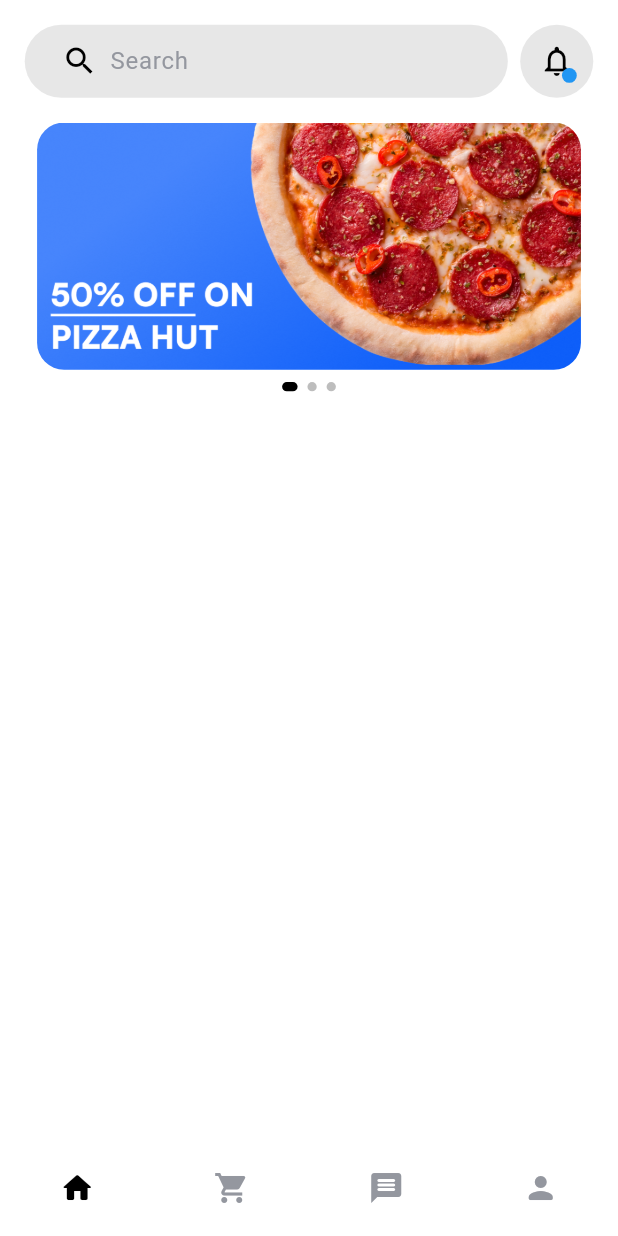
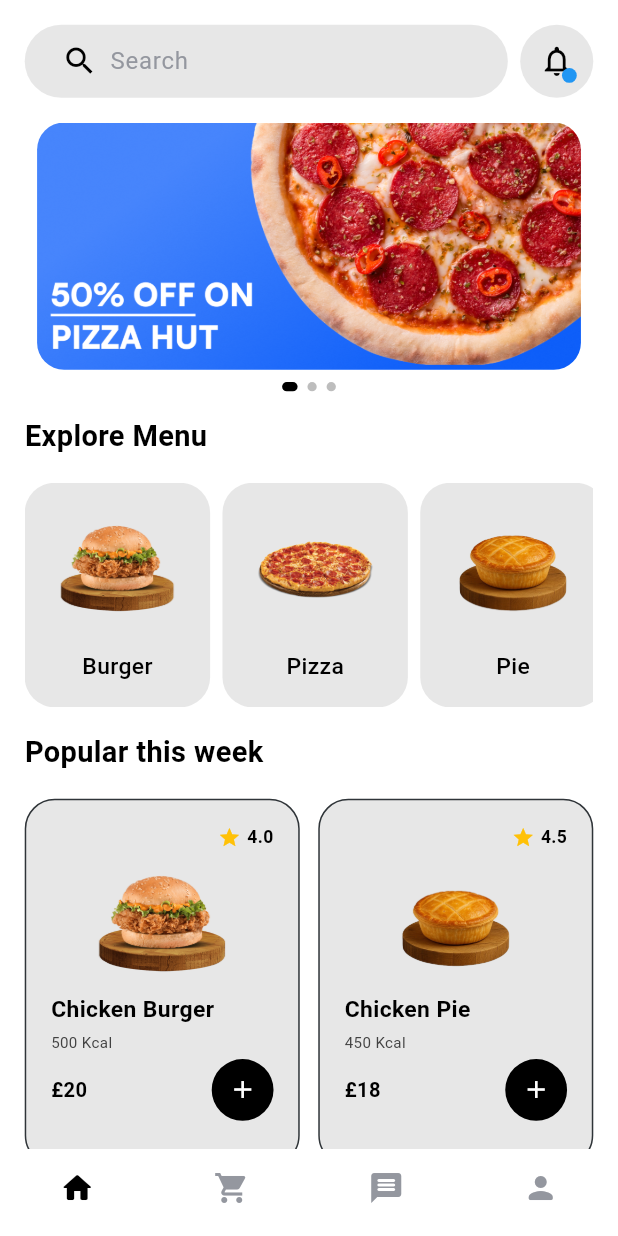
Before and after one commit to Ali01129/queens, a Flutter app: the screen it shows after launch, after a tap on "Remember me", after a tap on "SIGN IN", on a phone screen of 412 x 824 dp. Run offline on Flutter 3.47's test engine with Material 3 defaults, Android fonts, the phone set to English and light mode, and no system bars; our stand-ins replace image_picker, responsive_sizer; missing offline and left inert: dart:ffi.

Commit message:
home and menu item page(in process)

```diff
--- /dev/null
+++ b/lib/components/home/categorieItem.dart
@@ -0,0 +1,47 @@
+import 'package:flutter/material.dart';
+import 'package:queens/components/colors/appColor.dart';
+import 'package:responsive_sizer/responsive_sizer.dart';
+
+class CategorieItem extends StatelessWidget {
+  final String image;
+  final String name;
+  final bool darkMode;
+
+  const CategorieItem({
+    super.key,
+    required this.image,
+    required this.name,
+    required this.darkMode,
+  });
+
+  @override
+  Widget build(BuildContext context) {
+    return Container(
+      width: 30.w,
+      padding: EdgeInsets.all(2.h),
+      decoration: BoxDecoration(
+        color: darkMode ? AppColors.darkcontainer:AppColors.lightcontainer,
+        borderRadius: BorderRadius.circular(20),
+      ),
+      child: Column(
+        mainAxisSize: MainAxisSize.min,
+        children: [
+          Image.asset(
+            image,
+            height: 10.h,
+            fit: BoxFit.contain,
+          ),
+          SizedBox(height: 1.5.h),
+          Text(
+            name,
+            style: TextStyle(
+              color: darkMode?Colors.white:Colors.black,
+              fontSize: 16.sp,
+              fontWeight: FontWeight.w500,
+            ),
+          ),
+        ],
+      ),
+    );
+  }
+}
--- /dev/null
+++ b/lib/components/home/categories.dart
@@ -0,0 +1,46 @@
+import 'dart:ffi';
+
+import 'package:flutter/material.dart';
+import 'package:queens/components/home/categorieItem.dart';
+import 'package:responsive_sizer/responsive_sizer.dart';
+
+class Categories extends StatelessWidget {
+  final bool darkMode;
+  const Categories({super.key,required this.darkMode});
+
+  @override
+  Widget build(BuildContext context) {
+    return Column(
+      crossAxisAlignment: CrossAxisAlignment.start,
+      children: [
+        Text(
+          "Explore Menu",
+          style: TextStyle(
+              fontSize: 18.sp,
+              fontWeight: FontWeight.bold,
+              color: darkMode?Colors.white:Colors.black
+          ),
+        ),
+        SizedBox(height: 4.w,),
+        SingleChildScrollView(
+          scrollDirection: Axis.horizontal,
+          child: Row(
+            children: [
+              CategorieItem(image: "assets/burger.png", name: "Burger", darkMode: darkMode),
+              SizedBox(width: 2.w,),
+              CategorieItem(image: "assets/pizza.png", name: "Pizza", darkMode: darkMode),
+              SizedBox(width: 2.w,),
+              CategorieItem(image: "assets/pie.png", name: "Pie", darkMode: darkMode),
+              SizedBox(width: 2.w,),
+              CategorieItem(image: "assets/naan.png", name: "Naan", darkMode: darkMode),
+              SizedBox(width: 2.w,),
+              CategorieItem(image: "assets/fish.png", name: "Fish&chips", darkMode: darkMode),
+              SizedBox(width: 2.w,),
+              CategorieItem(image: "assets/wrap.png", name: "Wrap", darkMode: darkMode),
+            ],
+          ),
+        ),
+      ],
+    );
+  }
+}
--- /dev/null
+++ b/lib/components/home/menuItem.dart
@@ -0,0 +1,133 @@
+import 'package:flutter/material.dart';
+import 'package:responsive_sizer/responsive_sizer.dart';
+import '../../database/menuItemClass.dart';
+import '../colors/appColor.dart';
+
+class Menuitem extends StatelessWidget {
+  final bool darkMode;
+  final String name;
+  final int price;
+  final double rating;
+  final int calories;
+  final String image;
+
+  const Menuitem({
+    super.key,
+    required this.darkMode,
+    required this.calories,
+    required this.name,
+    required this.price,
+    required this.rating,
+    required this.image,
+  });
+
+  @override
+  Widget build(BuildContext context) {
+    final backgroundColor =
+    darkMode ? AppColors.darkcontainer : AppColors.lightcontainer;
+    final borderColor =
+    darkMode ? AppColors.lightcontainer : AppColors.darkcontainer;
+
+    return SizedBox(
+      width: 40.w,
+      child: Container(
+        padding: EdgeInsets.all(4.w),
+        decoration: BoxDecoration(
+          color: backgroundColor,
+          borderRadius: BorderRadius.circular(20),
+          border: Border.all(color: borderColor, width: 1),
+        ),
+        child: Column(
+          crossAxisAlignment: CrossAxisAlignment.start,
+          children: [
+            // ⭐ Rating aligned right
+            Align(
+              alignment: Alignment.centerRight,
+              child: Row(
+                mainAxisSize: MainAxisSize.min,
+                children: [
+                  Icon(Icons.star, color: Colors.amber, size: 16.sp),
+                  SizedBox(width: 1.w),
+                  Text(
+                    rating.toString(),
+                    style: TextStyle(
+                      color: darkMode ? Colors.white : Colors.black,
+                      fontWeight: FontWeight.bold,
+                      fontSize: 14.sp,
+                    ),
+                  ),
+                ],
+              ),
+            ),
+            SizedBox(height: 1.h),
+            ClipRRect(
+              borderRadius: BorderRadius.circular(15),
+              child: Image.asset(
+                image,
+                height: 10.h,
+                width: double.infinity,
+                fit: BoxFit.contain,
+              ),
+            ),
+            SizedBox(height: 1.w),
+            Text(
+              name,
+              maxLines: 1,
+              overflow: TextOverflow.ellipsis,
+              style: TextStyle(
+                fontSize: 16.sp,
+                fontWeight: FontWeight.w600,
+                color: darkMode ? Colors.white : Colors.black,
+              ),
+            ),
+            SizedBox(height: 1.w),
+            Text(
+              '$calories Kcal',
+              style: TextStyle(
+                fontSize: 13.sp,
+                color: darkMode ? Colors.grey[300] : Colors.grey[800],
+              ),
+            ),
+            SizedBox(height: 1.w),
+            Row(
+              mainAxisAlignment: MainAxisAlignment.spaceBetween,
+              children: [
+                Text(
+                  '£$price',
+                  style: TextStyle(
+                    fontSize: 15.sp,
+                    fontWeight: FontWeight.bold,
+                    color: darkMode ? Colors.white : Colors.black,
+                  ),
+                ),
+                Container(
+                  height: 5.h,
+                  width: 5.h,
+                  decoration: BoxDecoration(
+                    color: darkMode ? Colors.white : Colors.black,
+                    shape: BoxShape.circle,
+                  ),
+                  child: IconButton(
+                    onPressed: () {Navigator.pushNamed(context, '/item',
+                      arguments: MenuItemArguments(
+                        darkMode: darkMode,
+                        name: name,
+                        price: price,
+                        rating: rating,
+                        calories: calories,
+                        image: image,
+                      ),
+                    );},
+                    icon: Icon(Icons.add,
+                        color: darkMode ? Colors.black : Colors.white),
+                    iconSize: 18.sp,
+                  ),
+                ),
+              ],
+            ),
+          ],
+        ),
+      ),
+    );
+  }
+}
--- /dev/null
+++ b/lib/components/home/popular.dart
@@ -0,0 +1,83 @@
+import 'package:flutter/material.dart';
+import 'package:queens/components/home/menuItem.dart';
+import 'package:responsive_sizer/responsive_sizer.dart';
+
+class Popular extends StatelessWidget {
+  final bool darkMode;
+  const Popular({super.key, required this.darkMode});
+
+  @override
+  Widget build(BuildContext context) {
+    // Sample menu items list
+    final List<Map<String, dynamic>> menuItems = [
+      {
+        "name": "Chicken Burger",
+        "image": "assets/burger.png",
+        "price": 20,
+        "calories": 500,
+        "rating": 4.0
+      },
+      {
+        "name": "Chicken Pie",
+        "image": "assets/pie.png",
+        "price": 18,
+        "calories": 450,
+        "rating": 4.5
+      },
+      {
+        "name": "Beef Pepperoni",
+        "image": "assets/pizza.png",
+        "price": 50,
+        "calories": 550,
+        "rating": 4.0
+      },
+      {
+        "name": "Veggie Wrap",
+        "image": "assets/wrap.png",
+        "price": 60,
+        "calories": 300,
+        "rating": 4.2
+      },
+      {
+        "name": "Fish & chips",
+        "image": "assets/fish.png",
+        "price": 60,
+        "calories": 300,
+        "rating": 4.2
+      },
+    ];
+
+    return Column(
+      crossAxisAlignment: CrossAxisAlignment.start,
+      children: [
+        Text(
+          "Popular this week",
+          style: TextStyle(
+            fontSize: 18.sp,
+            fontWeight: FontWeight.bold,
+            color: darkMode ? Colors.white : Colors.black,
+          ),
+        ),
+        SizedBox(height: 2.h),
+        GridView.count(
+          crossAxisCount: 2,
+          crossAxisSpacing: 3.w,
+          mainAxisSpacing: 2.h,
+          shrinkWrap: true,
+          physics: NeverScrollableScrollPhysics(),
+          childAspectRatio: 0.75,
+          children: menuItems.map((item) {
+            return Menuitem(
+              darkMode: darkMode,
+              calories: item['calories'],
+              name: item['name'],
+              price: item['price'],
+              rating: item['rating'],
+              image: item['image'],
+            );
+          }).toList(),
+        ),
+      ],
+    );
+  }
+}
--- /dev/null
+++ b/lib/database/menuItemClass.dart
@@ -0,0 +1,17 @@
+class MenuItemArguments {
+  final bool darkMode;
+  final String name;
+  final int price;
+  final double rating;
+  final int calories;
+  final String image;
+
+  MenuItemArguments({
+    required this.darkMode,
+    required this.name,
+    required this.price,
+    required this.rating,
+    required this.calories,
+    required this.image,
+  });
+}
--- a/lib/main.dart
+++ b/lib/main.dart
@@ -1,6 +1,7 @@
 import 'package:flutter/material.dart';
 import 'package:queens/navigation/bottom.dart';
 import 'package:queens/screens/bio.dart';
+import 'package:queens/screens/itemPage.dart';
 import 'package:queens/screens/login.dart';
 import 'package:queens/screens/onboarding.dart';
 import 'package:queens/screens/register.dart';
@@ -30,6 +31,7 @@
             '/uploadPhoto':(context)=>const Uploadphoto(),
             '/bio':(context)=>const Bio(),
             '/bottom':(context)=> Bottom(),
+            '/item':(context)=>Itempage(),
           },
           themeMode: ThemeMode.system,
           theme: ThemeData.light(),
--- a/lib/screens/home.dart
+++ b/lib/screens/home.dart
@@ -1,7 +1,9 @@
 import 'package:flutter/material.dart';
 import 'package:queens/components/colors/appColor.dart';
+import 'package:queens/components/home/categories.dart';
 import 'package:queens/components/home/horizontalScroll.dart';
 import 'package:queens/components/home/notification.dart';
+import 'package:queens/components/home/popular.dart';
 import 'package:responsive_sizer/responsive_sizer.dart';
 
 import '../components/home/searchBar.dart';
@@ -36,6 +38,10 @@
                   ),
                   SizedBox(height: 2.h,),
                   HorizontalImageCarousel(darkMode:darkMode,),
+                  SizedBox(height: 4.w,),
+                  Categories(darkMode: darkMode),
+                  SizedBox(height: 4.w,),
+                  Popular(darkMode: darkMode),
                 ],
               ),
             ),
--- a/pubspec.yaml
+++ b/pubspec.yaml
@@ -72,6 +72,12 @@
     - assets/onboarding.png
     - assets/google.png
     - assets/offer.png
+    - assets/pizza.png
+    - assets/naan.png
+    - assets/burger.png
+    - assets/pie.png
+    - assets/wrap.png
+    - assets/fish.png
 
   # An image asset can refer to one or more resolution-specific "variants", see
   # https://flutter.dev/assets-and-images/#resolution-aware
```
Also changed, not shown: lib/screens/itemPage.dart (added, +154 -0 lines), assets/burger.png (added), assets/fish.png (added), assets/naan.png (added), assets/pie.png (added), assets/pizza.png (added), assets/wrap.png (added).
